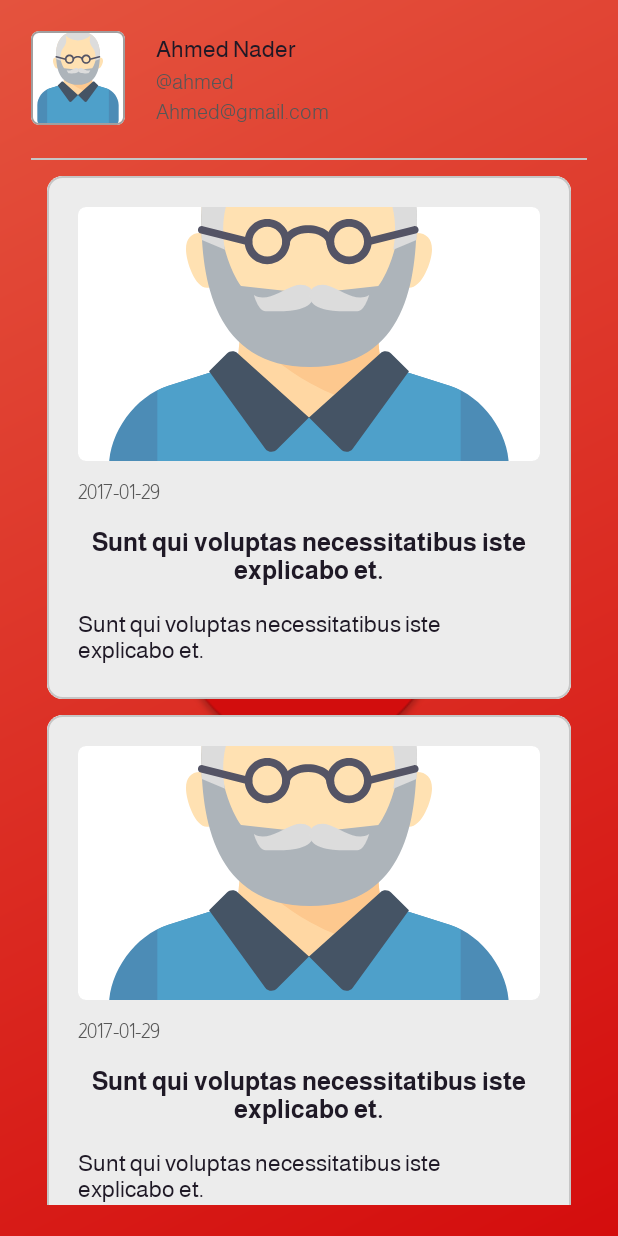
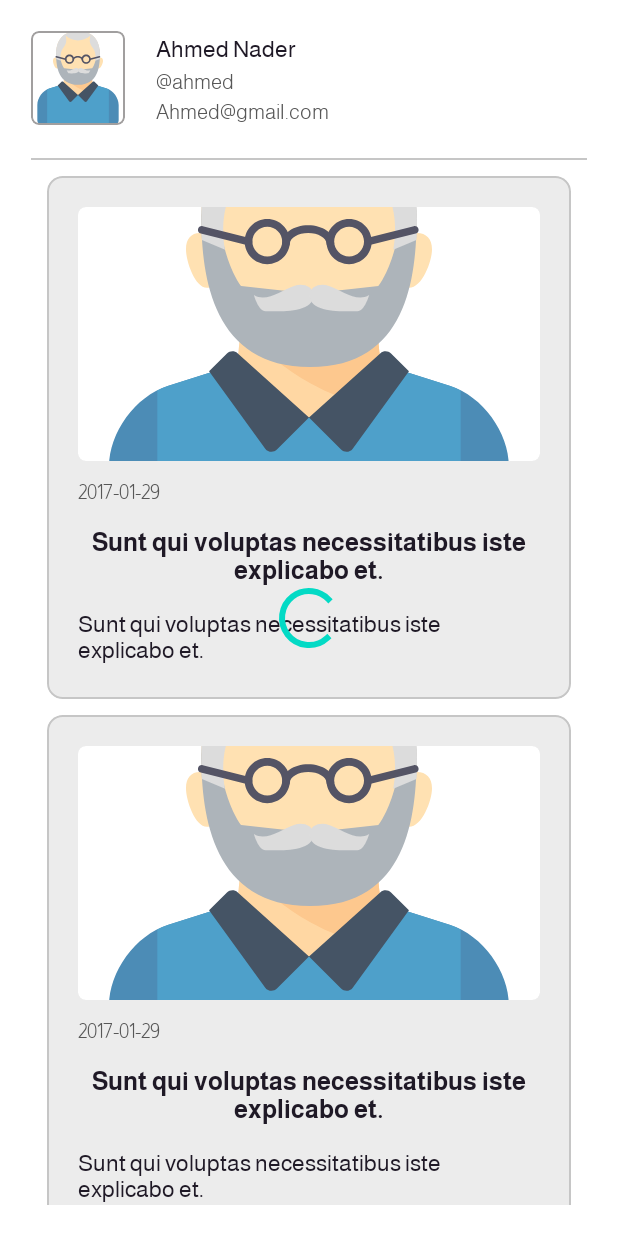
Before and after one commit to AhmedNader65/MicroBlog, an Android app: the layout fragment_posts.xml on its own in the app's theme, with its tools: preview values and no code run, on a phone screen of 412 x 824 dp. Run offline under Robolectric (Android 15) with nearby library versions, the phone set to English and light mode, and no system bars.

Commit message:
optimize progress loading ui

```diff
--- a/app/src/main/java/com/shahry/microblogging/ui/authors/AuthorsFragment.kt
+++ b/app/src/main/java/com/shahry/microblogging/ui/authors/AuthorsFragment.kt
@@ -5,6 +5,7 @@ import android.os.Bundle
 import android.util.Log
 import android.view.LayoutInflater
 import android.view.View
+import android.view.View.GONE
 import android.view.ViewGroup
 import android.widget.Toast
 import androidx.fragment.app.Fragment
@@ -59,6 +60,7 @@ class AuthorsFragment : Fragment(), AuthorsAdapter.OnAuthorInteract {
         viewLifecycleOwner.lifecycleScope.launch {
             viewLifecycleOwner.repeatOnLifecycle(Lifecycle.State.STARTED) {
                 viewModel.fetchAuthors().collectLatest  {
+                    binding.loading.visibility = GONE
                     adapter.submitData(it)
                 }
             }
--- a/app/src/main/res/layout/fragment_posts.xml
+++ b/app/src/main/res/layout/fragment_posts.xml
@@ -1,6 +1,8 @@
 <?xml version="1.0" encoding="utf-8"?>
 <layout>
+
     <data>
+
         <variable
             name="viewModel"
             type="com.shahry.microblogging.ui.posts.PostsViewModel" />
@@ -11,6 +13,7 @@
         xmlns:tools="http://schemas.android.com/tools"
         android:layout_width="match_parent"
         android:layout_height="match_parent"
+        android:background="@color/white"
         android:padding="@dimen/_16sdp">
 
 
@@ -30,8 +33,8 @@
                 android:layout_width="match_parent"
                 android:layout_height="match_parent"
                 android:scaleType="fitCenter"
-                app:imageUrl="@{viewModel.author.avatarUrl}"
-                android:src="@drawable/ic_author_com" />
+                android:src="@drawable/ic_author_com"
+                app:imageUrl="@{viewModel.author.avatarUrl}" />
         </com.google.android.material.card.MaterialCardView>
 
         <TextView
@@ -40,9 +43,9 @@
             android:layout_width="wrap_content"
             android:layout_height="wrap_content"
             android:layout_marginStart="@dimen/_16sdp"
+            android:text="@{viewModel.author.name}"
             app:layout_constraintStart_toEndOf="@+id/author_img_container"
             app:layout_constraintTop_toTopOf="parent"
-            android:text="@{viewModel.author.name}"
             tools:text="Ahmed Nader" />
 
         <TextView
@@ -51,8 +54,8 @@
             android:layout_width="wrap_content"
             android:layout_height="wrap_content"
             android:layout_marginStart="@dimen/_16sdp"
+            android:text="@{viewModel.author.userName}"
             android:textSize="@dimen/_10ssp"
-            android:text="@{viewModel.author.userName}"
             app:layout_constraintStart_toEndOf="@+id/author_img_container"
             app:layout_constraintTop_toBottomOf="@+id/author_name"
             tools:text="\@ahmed" />
@@ -63,11 +66,11 @@
             android:layout_width="wrap_content"
             android:layout_height="wrap_content"
             android:layout_marginStart="@dimen/_16sdp"
+            android:text="@{viewModel.author.email}"
             android:textSize="@dimen/_10ssp"
             app:layout_constraintStart_toEndOf="@+id/author_img_container"
             app:layout_constraintTop_toBottomOf="@+id/author_username"
-            tools:text="\Ahmed@gmail.com"
-            android:text="@{viewModel.author.email}" />
+            tools:text="\Ahmed@gmail.com" />
 
         <androidx.constraintlayout.widget.Barrier
             android:id="@+id/header_end"
@@ -76,20 +79,16 @@
             app:barrierDirection="bottom"
             app:constraint_referenced_ids="author_email,author_img_container" />
 
-        <FrameLayout
-            android:id="@+id/loading"
-            android:layout_width="match_parent"
-            android:layout_height="match_parent"
-            android:background="#60000812"
-            android:visibility="gone">
 
             <ProgressBar
+                android:id="@+id/loading"
                 android:layout_width="wrap_content"
                 android:layout_height="wrap_content"
-                android:layout_gravity="center"
+                app:layout_constraintStart_toStartOf="parent"
+                app:layout_constraintEnd_toEndOf="parent"
+                app:layout_constraintTop_toTopOf="parent"
+                app:layout_constraintBottom_toBottomOf="parent"
                 android:elevation="@dimen/_12ssp" />
-        </FrameLayout>
-
         <View
             android:id="@+id/line1"
             android:layout_width="match_parent"
```
Also changed, not shown: app/src/main/res/layout/fragment_authors.xml (+7 -8 lines).
